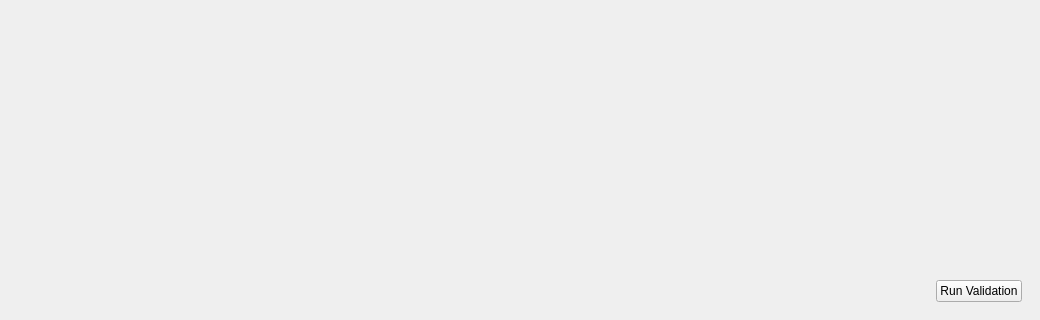
This is src/calibration/ui_files/calibration.ui in HarvardRC/newsdannce as Qt 5 draws it before an edit; both pictures show x 0 to 1040 and y 441 to 761 of the 1040 by 761 pixel window. The edited form follows.
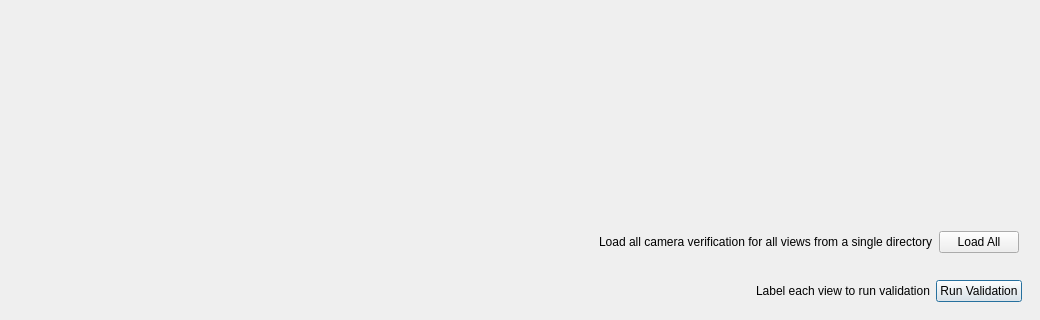
This is the edited form. The open tabs and pages were chosen to show the change.

Commit message: validation page compelete apply undistortion when loading validation images

What changed in the file:
```diff
--- a/src/calibration/ui_files/calibration.ui
+++ b/src/calibration/ui_files/calibration.ui
@@ -607,6 +607,51 @@
       </property>
      </widget>
     </item>
+    <item>
+     <widget class="QWidget" name="horizontalWidget_2" native="true">
+      <layout class="QHBoxLayout" name="horizontalLayout_4" stretch="0,0,0">
+       <property name="leftMargin">
+        <number>12</number>
+       </property>
+       <property name="topMargin">
+        <number>12</number>
+       </property>
+       <property name="rightMargin">
+        <number>12</number>
+       </property>
+       <property name="bottomMargin">
+        <number>12</number>
+       </property>
+       <item>
+        <spacer name="horizontalSpacer_4">
+         <property name="orientation">
+          <enum>Qt::Horizontal</enum>
+         </property>
+         <property name="sizeHint" stdset="0">
+          <size>
+           <width>40</width>
+           <height>20</height>
+          </size>
+         </property>
+        </spacer>
+       </item>
+       <item>
+        <widget class="QLabel" name="label_4">
+         <property name="text">
+          <string>Load all camera verification for all views from a single directory</string>
+         </property>
+        </widget>
+       </item>
+       <item>
+        <widget class="QPushButton" name="validation_loadAllButton">
+         <property name="text">
+          <string>Load All</string>
+         </property>
+        </widget>
+       </item>
+      </layout>
+     </widget>
+    </item>
     <item>
      <widget class="QWidget" name="widget_2" native="true">
       <property name="minimumSize">
@@ -635,11 +680,21 @@
          </property>
         </spacer>
        </item>
+       <item>
+        <widget class="QLabel" name="label_9">
+         <property name="text">
+          <string>Label each view to run validation</string>
+         </property>
+        </widget>
+       </item>
        <item>
         <widget class="QPushButton" name="runValidateButton">
          <property name="text">
           <string>Run Validation</string>
          </property>
+         <property name="default">
+          <bool>true</bool>
+         </property>
         </widget>
        </item>
       </layout>
```
Left out of the diff: 9 changed lines with no effect on the pictures. The commit also changes 8 other files.
